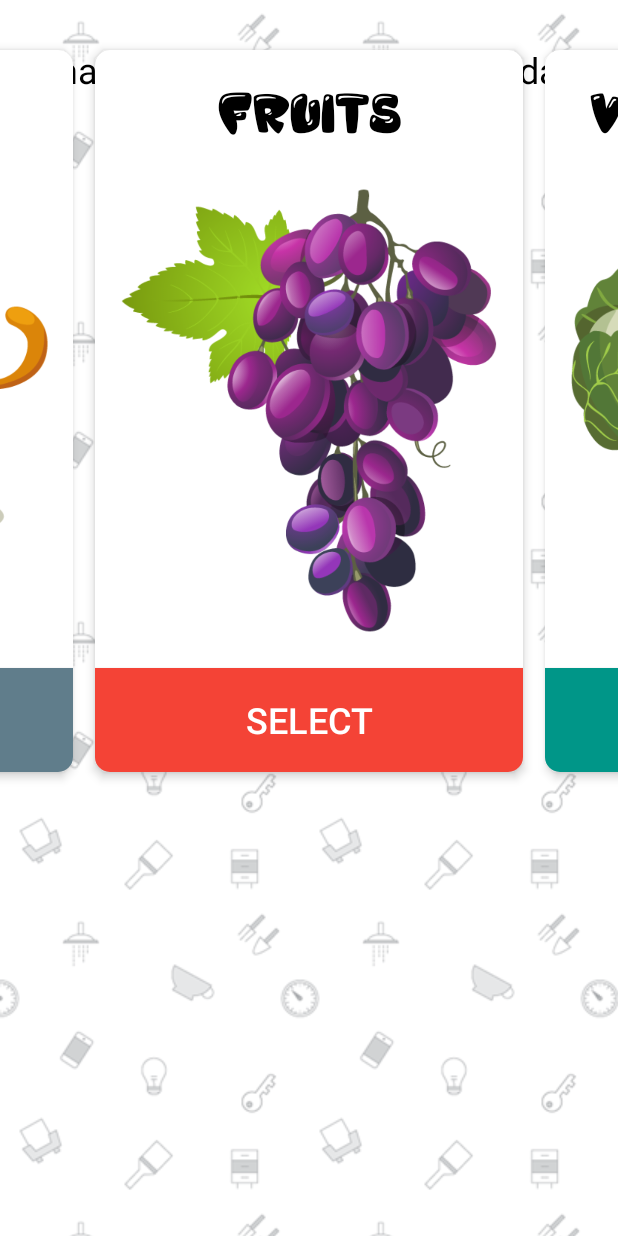
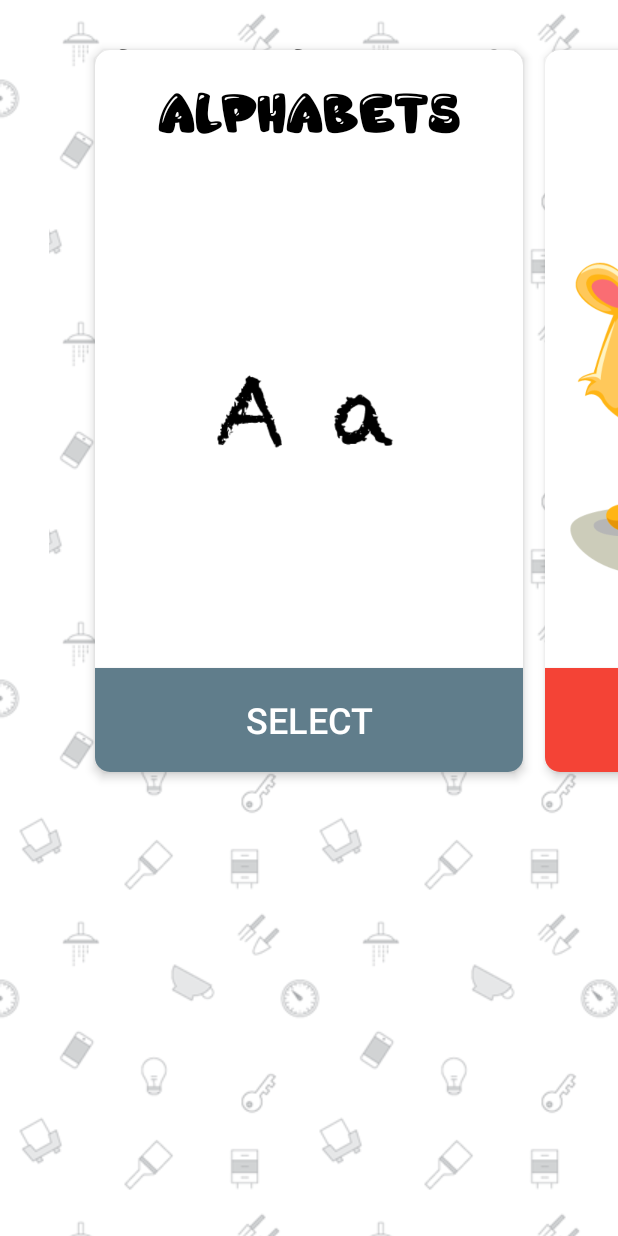
Before and after one commit to jainakshansh/MadHouse-Kids-Learning-App, an Android app: the screen it shows after launch (LandingActivity), on a phone screen of 412 x 824 dp. Run offline under Robolectric (Android 15) with nearby library versions, the phone set to English and light mode, and no system bars; our stand-ins replace Picasso.

Commit message:
Changes to Landing screen

```diff
--- a/app/src/main/java/com/madhouseapp/kidslearningapp/Adapters/CategoryAdapter.java
+++ b/app/src/main/java/com/madhouseapp/kidslearningapp/Adapters/CategoryAdapter.java
@@ -72,23 +72,29 @@ public class CategoryAdapter extends RecyclerView.Adapter<CategoryAdapter.Catego
 
         final int itemPos = position;
 
+        if (position == 0 || position == categoryItemList.size() - 1) {
+            holder.itemView.setBackgroundColor(ContextCompat.getColor(context, android.R.color.transparent));
+            holder.cat_button.setText("");
+            holder.cat_button.setBackgroundColor(ContextCompat.getColor(context, android.R.color.transparent));
+        }
+
         holder.itemView.setOnClickListener(new View.OnClickListener() {
             @Override
             public void onClick(View view) {
                 switch (itemPos) {
-                    case 0:
+                    case 1:
                         context.startActivity(new Intent(context.getApplicationContext(), AlphabetsActivity.class));
                         break;
-                    case 1:
+                    case 2:
                         context.startActivity(new Intent(context.getApplicationContext(), AnimalsActivity.class));
                         break;
-                    case 2:
+                    case 3:
                         context.startActivity(new Intent(context.getApplicationContext(), FruitsActivity.class));
                         break;
-                    case 3:
+                    case 4:
                         context.startActivity(new Intent(context.getApplicationContext(), VegetablesActivity.class));
                         break;
-                    case 4:
+                    case 5:
                         context.startActivity(new Intent(context.getApplicationContext(), VehiclesActivity.class));
                         break;
                 }
--- a/app/src/main/java/com/madhouseapp/kidslearningapp/LandingActivity.java
+++ b/app/src/main/java/com/madhouseapp/kidslearningapp/LandingActivity.java
@@ -1,5 +1,6 @@
 package com.madhouseapp.kidslearningapp;
 
+import android.graphics.Typeface;
 import android.os.Bundle;
 import android.support.v7.app.AppCompatActivity;
 import android.support.v7.widget.DefaultItemAnimator;
@@ -9,6 +10,7 @@ import android.support.v7.widget.RecyclerView;
 import android.support.v7.widget.SnapHelper;
 import android.view.Window;
 import android.view.WindowManager;
+import android.widget.TextView;
 
 import com.madhouseapp.kidslearningapp.Adapters.CategoryAdapter;
 import com.madhouseapp.kidslearningapp.Object.CategoryItem;
@@ -22,6 +24,8 @@ public class LandingActivity extends AppCompatActivity {
     private List<CategoryItem> categoryItemList;
     private CategoryAdapter categoryAdapter;
 
+    private TextView letsLearn;
+
     @Override
     protected void onCreate(Bundle savedInstanceState) {
         super.onCreate(savedInstanceState);
@@ -30,6 +34,10 @@ public class LandingActivity extends AppCompatActivity {
         getWindow().setFlags(WindowManager.LayoutParams.FLAG_FULLSCREEN,
                 WindowManager.LayoutParams.FLAG_FULLSCREEN);
         setContentView(R.layout.activity_landing);
+
+        Typeface typeface = Typeface.createFromAsset(getAssets(), "fonts/jelly_crazies.ttf");
+        letsLearn = (TextView) findViewById(R.id.choose_landing);
+        letsLearn.setTypeface(typeface);
 
         categoryItemList = new ArrayList<>();
         initList();
@@ -40,17 +48,19 @@ public class LandingActivity extends AppCompatActivity {
         categoryRecycler.setLayoutManager(catLayMan);
         categoryRecycler.setItemAnimator(new DefaultItemAnimator());
         categoryRecycler.setAdapter(categoryAdapter);
-        categoryRecycler.smoothScrollToPosition((categoryItemList.size() / 2));
+        categoryRecycler.smoothScrollToPosition(1);
 
         SnapHelper snapHelper = new LinearSnapHelper();
         snapHelper.attachToRecyclerView(categoryRecycler);
     }
 
     private void initList() {
+        categoryItemList.add(new CategoryItem("", android.R.color.white));
         categoryItemList.add(new CategoryItem("Alphabets", R.drawable.alphabet_a));
         categoryItemList.add(new CategoryItem("Animals", R.drawable.tiger));
         categoryItemList.add(new CategoryItem("Fruits", R.drawable.grape));
         categoryItemList.add(new CategoryItem("Vegetables", R.drawable.cauli));
         categoryItemList.add(new CategoryItem("Vehicles", R.drawable.aeroplane));
+        categoryItemList.add(new CategoryItem("", android.R.color.white));
     }
 }
--- a/app/src/main/res/layout/activity_landing.xml
+++ b/app/src/main/res/layout/activity_landing.xml
@@ -16,8 +16,9 @@
         android:layout_marginTop="30dp"
         android:gravity="center"
         android:text="@string/what_would_you_like_to_learn_today"
+        android:textAllCaps="true"
         android:textColor="@android:color/black"
-        android:textSize="24sp"
+        android:textSize="20sp"
         app:layout_constraintLeft_toLeftOf="parent"
         app:layout_constraintRight_toRightOf="parent"
         app:layout_constraintTop_toTopOf="parent" />
--- a/app/src/main/res/values/strings.xml
+++ b/app/src/main/res/values/strings.xml
@@ -1,5 +1,5 @@
 <resources>
     <string name="app_name">Kids Learning App</string>
-    <string name="what_would_you_like_to_learn_today">What would you like to learn today?</string>
+    <string name="what_would_you_like_to_learn_today">Lets Learn</string>
     <string name="select">Select</string>
 </resources>
```
